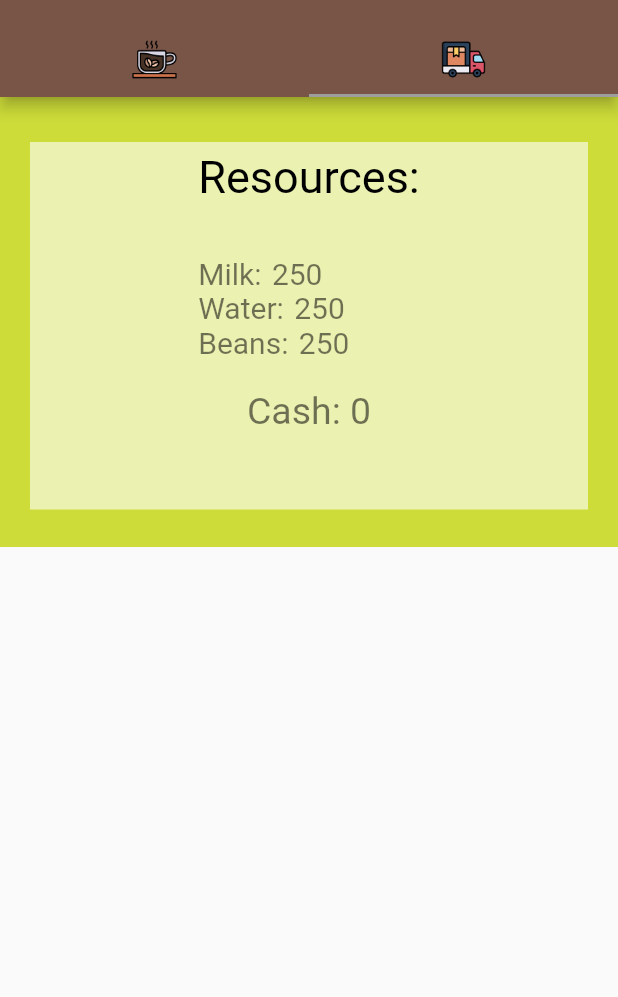
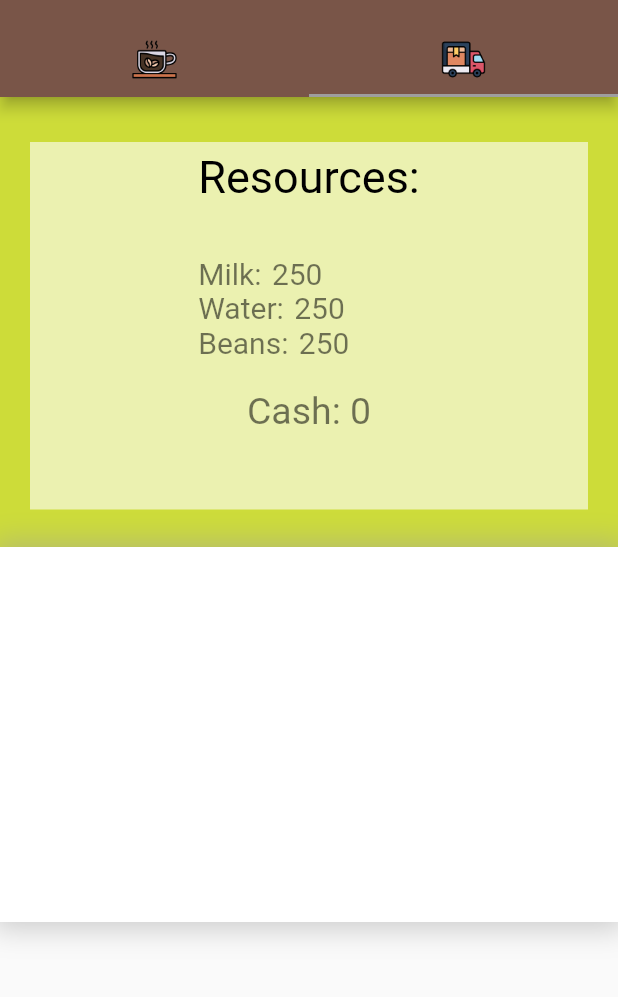
Before and after one commit to Animakkon/coffee_machine, a Flutter app: the screen it shows after launch, tab 2 chosen, on a phone screen of 412 x 824 dp, the part 59-1056 px from its top. Run offline on Flutter 3.47's test engine with Material 2 defaults, Android fonts, the phone set to English and light mode, and no system bars.

Commit message:
add: fixed formControls container with shadow

```diff
--- a/lib/pages/addResources.dart
+++ b/lib/pages/addResources.dart
@@ -68,7 +68,25 @@ class _AddResource extends State<AddResources> {
             ),
           ),
         ),
-        Container(),
+        Container(
+          height: 250,
+          width: double.infinity,
+          decoration: BoxDecoration(
+            color: Colors.white,
+            boxShadow: [
+              BoxShadow(
+                color: Colors.grey.withOpacity(0.5),
+                spreadRadius: 5,
+                blurRadius: 15,
+                offset: Offset.zero,
+              )
+            ]
+          ),
+          //todo: form controls
+          child: Column(
+
+          ),
+        ),
       ],
     );
   }
```
